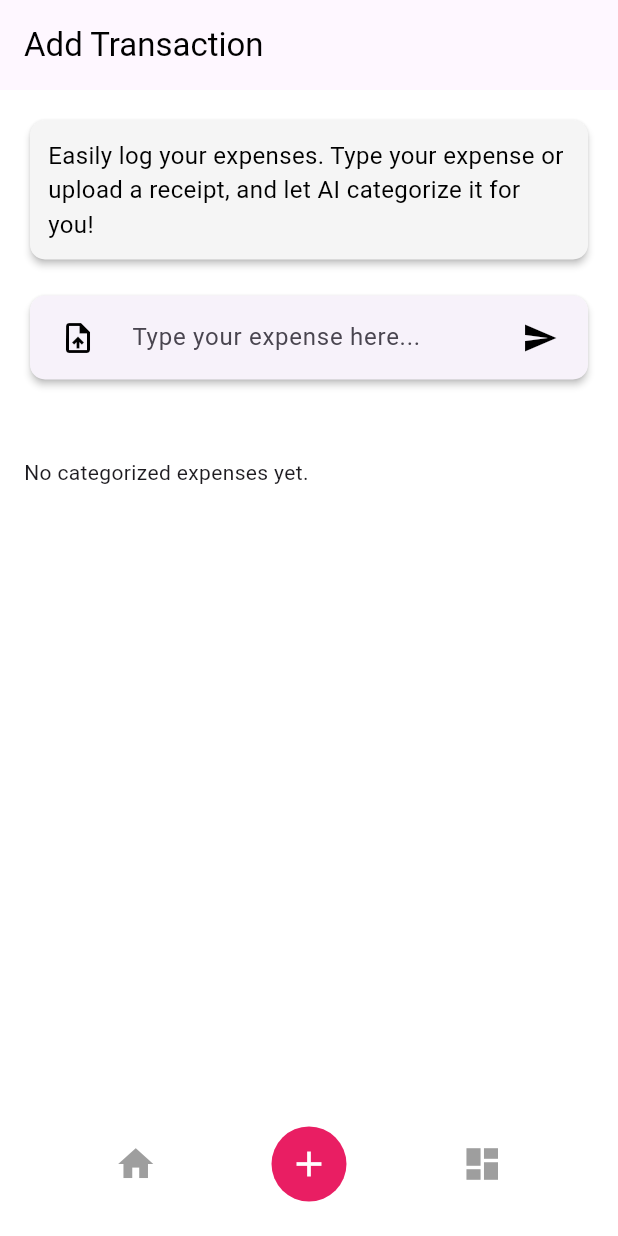
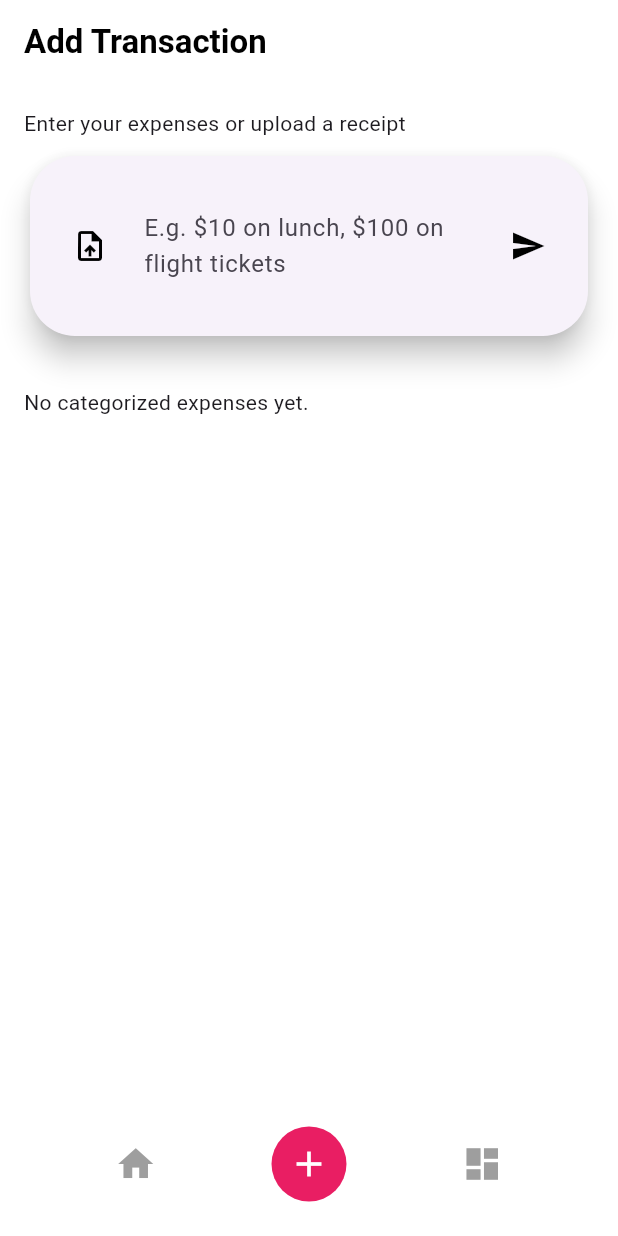
Before and after one commit to shortlion99/dollar-saver, a Flutter app: the screen it shows after launch, item 2 of the bottom bar chosen, on a phone screen of 412 x 824 dp. Run offline on Flutter 3.47's test engine with Material 3 defaults, Android fonts, the phone set to English and light mode, and no system bars; our stand-ins replace image_picker.

Commit message:
updated screen

```diff
--- a/frontend/lib/screens/add_transaction_screen.dart
+++ b/frontend/lib/screens/add_transaction_screen.dart
@@ -12,25 +12,24 @@ class AddTransactionScreen extends StatefulWidget {
 }
 
 class _AddTransactionScreenState extends State<AddTransactionScreen> {
-  TextEditingController expenseController = TextEditingController();
+  final TextEditingController expenseController = TextEditingController();
   File? _receiptImage;
-  List<String> categorizedExpenses = []; // Store categorized expenses
+  final List<String> categorizedExpenses = []; // Store categorized expenses
   bool _isProcessing = false; // To track processing state
+
+  static const TextStyle titleStyle = TextStyle(
+    fontSize: 22,
+    fontWeight: FontWeight.bold,
+    color: Colors.black,
+  );
 
   @override
   Widget build(BuildContext context) {
     return Scaffold(
-      backgroundColor: Colors.white,
       appBar: AppBar(
         elevation: 0,
-        title: Row(
-          children: [
-            const Text('Add Transaction',
-                style: TextStyle(color: Colors.black)),
-          ],
-        ),
-        // Aligning title to the left
-        toolbarHeight: 60, // Adjust height if necessary
+        backgroundColor: Colors.white,
+        title: const Text('Add Transaction', style: titleStyle),
       ),
       body: Padding(
         padding: const EdgeInsets.all(16.0),
@@ -38,14 +37,12 @@ class _AddTransactionScreenState extends State<AddTransactionScreen> {
           child: Column(
             crossAxisAlignment: CrossAxisAlignment.start,
             children: [
-              _buildWelcomeMessage(),
-              const SizedBox(height: 16),
               _buildInputField(),
-              const SizedBox(height: 16),
+              const SizedBox(height: 10),
               _buildReceiptPreview(),
-              const SizedBox(height: 16),
-              _isProcessing ? _buildLoadingIndicator() : Container(),
-              const SizedBox(height: 16),
+              const SizedBox(height: 10),
+              if (_isProcessing) _buildLoadingIndicator(),
+              const SizedBox(height: 10),
               _buildCategorizedExpenses(),
             ],
           ),
@@ -54,32 +51,22 @@ class _AddTransactionScreenState extends State<AddTransactionScreen> {
     );
   }
 
-  Widget _buildWelcomeMessage() {
-    return Card(
-      elevation: 2,
+  Widget _buildInputField() {
+    return Column(
+      crossAxisAlignment: CrossAxisAlignment.start,
+      children: [
+        const Text(
+          'Enter your expenses or upload a receipt',
+          style: TextStyle(fontSize: 14),
+        ),
+        const SizedBox(height: 8),
+        Card(
+          elevation: 8,
           shape: RoundedRectangleBorder(
-        borderRadius: BorderRadius.circular(10),
-      ),
-      color:
-          Colors.grey[100], // Slightly different background color for contrast
-      child: Padding(
-        padding: const EdgeInsets.all(12.0),
-        child: const Text(
-          'Easily log your expenses. Type your expense or upload a receipt, and let AI categorize it for you!',
-          style: TextStyle(color: Colors.black, fontSize: 16),
-        ),
-      ),
-    );
-  }
-
-  Widget _buildInputField() {
-    return Card(
-      elevation: 2,
-      shape: RoundedRectangleBorder(
-        borderRadius: BorderRadius.circular(10),
+            borderRadius: BorderRadius.circular(30),
           ),
           child: Padding(
-        padding: const EdgeInsets.symmetric(horizontal: 8.0, vertical: 4.0),
+            padding: const EdgeInsets.symmetric(horizontal: 16.0, vertical: 16.0),
             child: Row(
               children: [
                 IconButton(
@@ -91,11 +78,12 @@ class _AddTransactionScreenState extends State<AddTransactionScreen> {
                   child: TextField(
                     controller: expenseController,
                     decoration: InputDecoration(
-                  hintText: 'Type your expense here...',
+                      hintText: 'E.g. \$10 on lunch, \$100 on flight tickets',
                       border: InputBorder.none,
-                  contentPadding:
-                      const EdgeInsets.symmetric(vertical: 10, horizontal: 12),
+                      contentPadding: const EdgeInsets.symmetric(vertical: 20, horizontal: 12),
                     ),
+                    minLines: 1,
+                    maxLines: null,
                     onSubmitted: (_) => _logExpense(),
                   ),
                 ),
@@ -106,6 +94,8 @@ class _AddTransactionScreenState extends State<AddTransactionScreen> {
               ],
             ),
           ),
+        ),
+      ],
     );
   }
 
@@ -119,8 +109,9 @@ class _AddTransactionScreenState extends State<AddTransactionScreen> {
           categorizedExpenses.add(response);
         });
         expenseController.clear();
-      ScaffoldMessenger.of(context)
-          .showSnackBar(SnackBar(content: Text('Expense logged: $response')));
+        ScaffoldMessenger.of(context).showSnackBar(
+          SnackBar(content: Text('Expense logged: $response')),
+        );
       } else {
         print('Received empty response'); // Debug log
       }
@@ -141,9 +132,7 @@ class _AddTransactionScreenState extends State<AddTransactionScreen> {
 
       if (response.statusCode == 200) {
         final data = jsonDecode(response.body); // Parse the response
-
-      // Now handle the array of expenses
-      final expenses = data['expenses'];
+        final expenses = data['expenses'] as List; // Ensure it's a list
         String result = '';
 
         for (var expense in expenses) {
@@ -167,8 +156,7 @@ class _AddTransactionScreenState extends State<AddTransactionScreen> {
 
   Future<void> _pickImage() async {
     try {
-      final pickedFile =
-          await ImagePicker().pickImage(source: ImageSource.gallery);
+      final pickedFile = await ImagePicker().pickImage(source: ImageSource.gallery);
       if (pickedFile != null) {
         setState(() {
           _receiptImage = File(pickedFile.path);
@@ -181,7 +169,8 @@ class _AddTransactionScreenState extends State<AddTransactionScreen> {
           _isProcessing = false; // Stop processing
         });
         ScaffoldMessenger.of(context).showSnackBar(
-            SnackBar(content: Text('Receipt uploaded: $response')));
+          SnackBar(content: Text('Receipt uploaded: $response')),
+        );
       }
     } catch (e) {
       setState(() {
@@ -192,8 +181,7 @@ class _AddTransactionScreenState extends State<AddTransactionScreen> {
   }
 
   Future<String> _processReceipt(File receiptImage) async {
-    await Future.delayed(
-        const Duration(seconds: 2)); // Simulate longer network delay
+    await Future.delayed(const Duration(seconds: 2)); // Simulate longer network delay
     return "Receipt processed: Spent \$20 on groceries"; // Example response
   }
 
```
Lines whose indentation alone changed are shown as unchanged.
